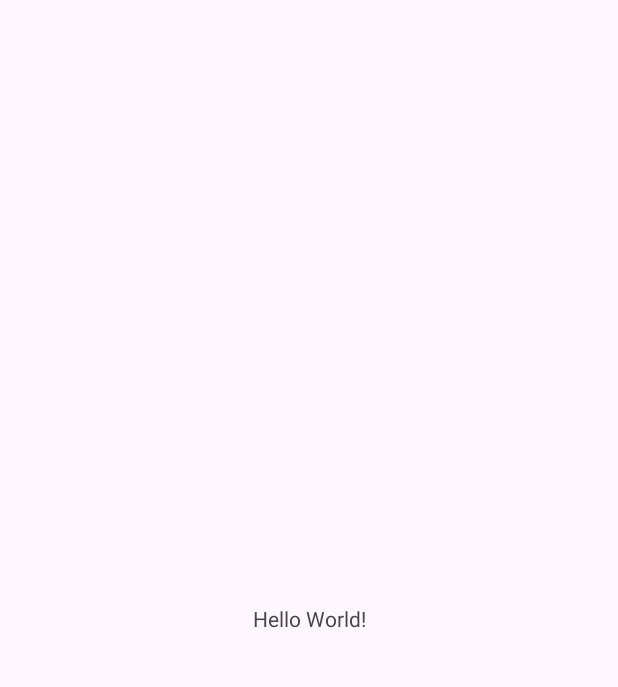
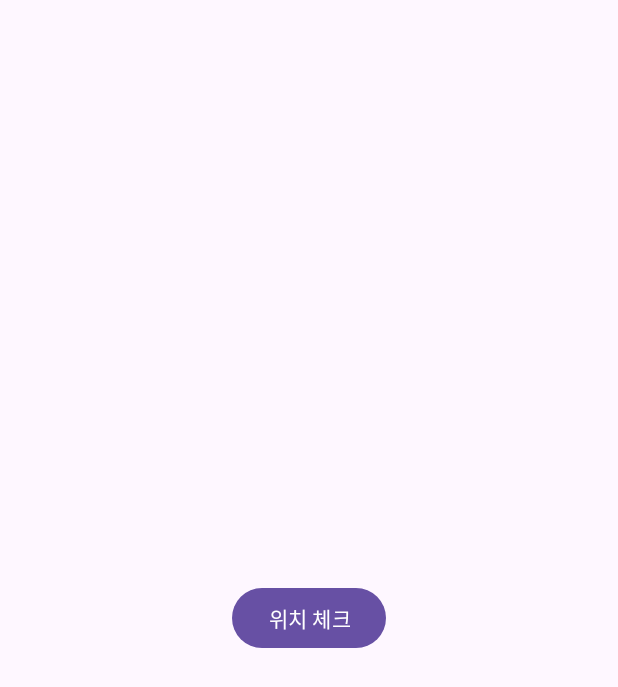
Before and after one commit to idstudent/stamp_tour_app, an Android app: the screen it shows after launch (MainActivity), on a phone screen of 412 x 824 dp. Before the commit the part shown is almost empty. Shown: the top 687 px of the screen. Run offline under Robolectric (Android 15) with nearby library versions, the phone set to English and light mode, and no system bars; our stand-ins replace Dagger/Hilt's generated code.

```diff
--- a/app/src/main/AndroidManifest.xml
+++ b/app/src/main/AndroidManifest.xml
@@ -2,7 +2,12 @@
 <manifest xmlns:android="http://schemas.android.com/apk/res/android"
     xmlns:tools="http://schemas.android.com/tools">
 
+    <uses-permission android:name="android.permission.ACCESS_FINE_LOCATION" />
+    <uses-permission android:name="android.permission.ACCESS_COARSE_LOCATION" />
+    <uses-feature android:name="android.hardware.location.gps" android:required="true" />
+
     <application
+        android:name=".App"
         android:allowBackup="true"
         android:dataExtractionRules="@xml/data_extraction_rules"
         android:fullBackupContent="@xml/backup_rules"
--- /dev/null
+++ b/app/src/main/java/com/ljystamp/stamp_tour_app/App.kt
@@ -0,0 +1,7 @@
+package com.ljystamp.stamp_tour_app
+
+import android.app.Application
+import dagger.hilt.android.HiltAndroidApp
+
+@HiltAndroidApp
+class App: Application()
--- a/app/src/main/res/layout/activity_main.xml
+++ b/app/src/main/res/layout/activity_main.xml
@@ -1,18 +1,17 @@
 <?xml version="1.0" encoding="utf-8"?>
 <androidx.constraintlayout.widget.ConstraintLayout xmlns:android="http://schemas.android.com/apk/res/android"
     xmlns:app="http://schemas.android.com/apk/res-auto"
-    xmlns:tools="http://schemas.android.com/tools"
     android:layout_width="match_parent"
-    android:layout_height="match_parent"
-    tools:context=".MainActivity">
+    android:layout_height="match_parent">
 
-    <TextView
+    <Button
+        android:id="@+id/btnCheck"
         android:layout_width="wrap_content"
         android:layout_height="wrap_content"
-        android:text="Hello World!"
+        android:text="위치 체크"
         app:layout_constraintBottom_toBottomOf="parent"
-        app:layout_constraintEnd_toEndOf="parent"
-        app:layout_constraintStart_toStartOf="parent"
+        app:layout_constraintLeft_toLeftOf="parent"
+        app:layout_constraintRight_toRightOf="parent"
         app:layout_constraintTop_toTopOf="parent" />
 
 </androidx.constraintlayout.widget.ConstraintLayout>
--- a/build.gradle.kts
+++ b/build.gradle.kts
@@ -2,4 +2,5 @@
 plugins {
     id("com.android.application") version "8.1.1" apply false
     id("org.jetbrains.kotlin.android") version "1.9.0" apply false
+    id("com.google.dagger.hilt.android") version "2.44" apply false
 }
```
Also changed, not shown: app/build.gradle.kts (+23 -2 lines), app/src/main/java/com/ljystamp/stamp_tour_app/MainActivity.kt (+109 -1 lines).
